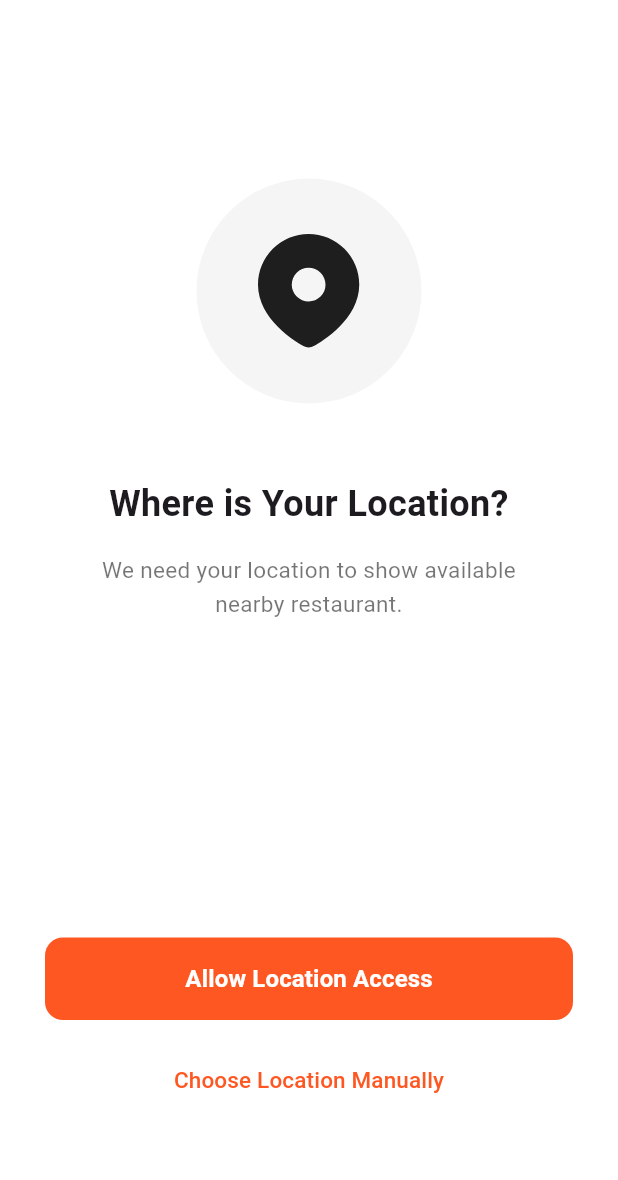
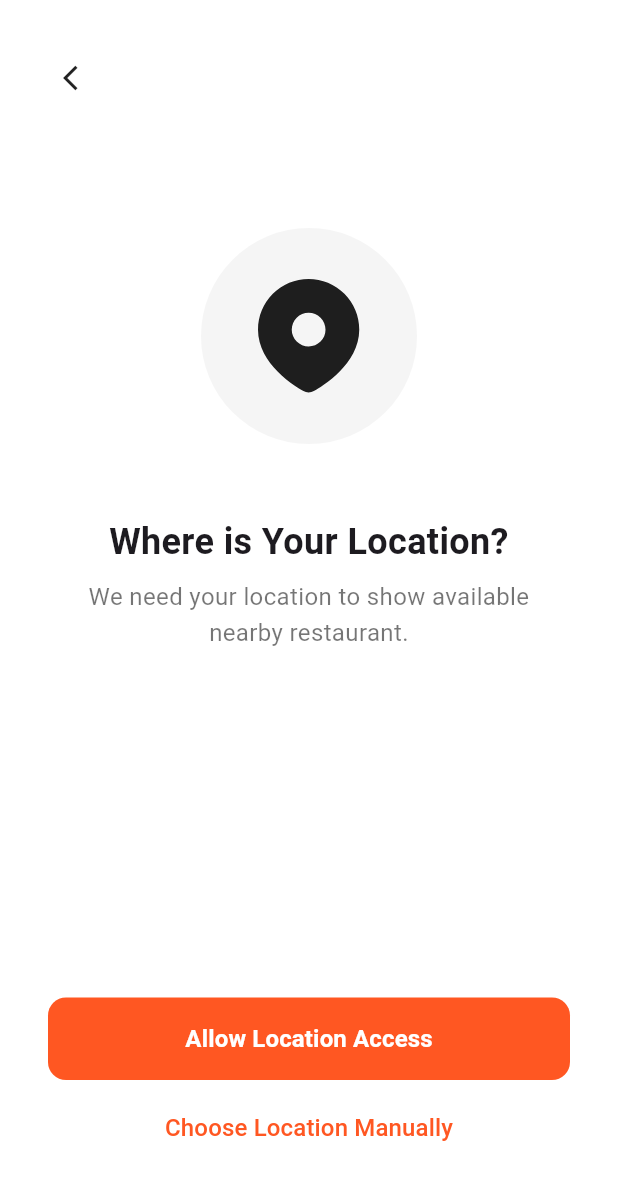
Before and after one commit to akhmaddakhir/aplikasi_teman_resto, a Flutter app: the LocationPermissionPage screen opened by its route, on a phone screen of 412 x 824 dp. Shown: the top 1180 px of the screen. Run offline on Flutter 3.47's test engine with Material 3 defaults, Android fonts, the phone set to English and light mode, and no system bars; our stand-ins replace flutter_svg, google_fonts.

Commit message:
adjust font sizes and layout for onboarding and password pages

```diff
--- a/lib/pages/auth/forgot_password_page.dart
+++ b/lib/pages/auth/forgot_password_page.dart
@@ -104,7 +104,7 @@ class _ForgotPasswordPageState extends State<ForgotPasswordPage> {
                             'Forgot Password?',
                             textAlign: TextAlign.center,
                             style: TextStyle(
-                              fontSize: 32,
+                              fontSize: 24,
                               fontWeight: FontWeight.bold,
                             ),
                           ),
@@ -405,7 +405,7 @@ class _OtpVerificationPageState extends State<OtpVerificationPage> {
                           'Check your email',
                           textAlign: TextAlign.center,
                           style: TextStyle(
-                            fontSize: 32,
+                            fontSize: 24,
                             fontWeight: FontWeight.bold,
                           ),
                         ),
@@ -637,7 +637,7 @@ class ResetPasswordSuccessPage extends StatelessWidget {
                 'Password Reset\nSuccessful!',
                 textAlign: TextAlign.center,
                 style: TextStyle(
-                  fontSize: 32,
+                  fontSize: 24,
                   fontWeight: FontWeight.bold,
                   height: 1.3,
                 ),
--- a/lib/pages/onboarding/complete_profile_page.dart
+++ b/lib/pages/onboarding/complete_profile_page.dart
@@ -63,7 +63,7 @@ class _CompleteProfilePageState extends State<CompleteProfilePage> {
                       'Complete Your Profile',
                       textAlign: TextAlign.center,
                       style: TextStyle(
-                        fontSize: 32,
+                        fontSize: 24,
                         fontWeight: FontWeight.bold,
                         color: Colors.black,
                       ),
--- a/lib/pages/onboarding/location_permission_page.dart
+++ b/lib/pages/onboarding/location_permission_page.dart
@@ -5,8 +5,7 @@ class LocationPermissionPage extends StatefulWidget {
   const LocationPermissionPage({Key? key}) : super(key: key);
 
   @override
-  State<LocationPermissionPage> createState() =>
-      _LocationPermissionPageState();
+  State<LocationPermissionPage> createState() => _LocationPermissionPageState();
 }
 
 class _LocationPermissionPageState extends State<LocationPermissionPage> {
@@ -34,16 +33,35 @@ class _LocationPermissionPageState extends State<LocationPermissionPage> {
       backgroundColor: Colors.white,
       body: SafeArea(
         child: Padding(
-          padding: const EdgeInsets.all(30.0),
+          padding: const EdgeInsets.fromLTRB(32, 0, 32, 48),
           child: Column(
             mainAxisAlignment: MainAxisAlignment.center,
             children: [
-              const Spacer(),
+              const SizedBox(height: 32),
+
+              Row(
+                children: [
+                  InkWell(
+                    borderRadius: BorderRadius.circular(20),
+                    onTap: () => Navigator.pop(context),
+                    child: const SizedBox(
+                      width: 40,
+                      height: 40,
+                      child: Icon(
+                        Icons.arrow_back_ios,
+                        size: 20,
+                      ),
+                    ),
+                  ),
+                ],
+              ),
+
+              const SizedBox(height: 80),
 
               /// ICON
               Container(
-                width: 150,
-                height: 150,
+                width: 144,
+                height: 144,
                 decoration: BoxDecoration(
                   color: Colors.grey[100],
                   shape: BoxShape.circle,
@@ -56,7 +74,7 @@ class _LocationPermissionPageState extends State<LocationPermissionPage> {
                 ),
               ),
 
-              const SizedBox(height: 50),
+              const SizedBox(height: 48),
 
               /// TITLE
               const Text(
@@ -68,20 +86,19 @@ class _LocationPermissionPageState extends State<LocationPermissionPage> {
                 textAlign: TextAlign.center,
               ),
 
-              const SizedBox(height: 16),
+              const SizedBox(height: 8),
 
-              /// SUBTITLE
               const Text(
                 'We need your location to show available\nnearby restaurant.',
                 style: TextStyle(
-                  fontSize: 15,
+                  fontSize: 16,
                   color: Colors.black54,
                   height: 1.5,
                 ),
                 textAlign: TextAlign.center,
               ),
 
-              const SizedBox(height: 210),
+              const Spacer(),
 
               /// ALLOW LOCATION
               SizedBox(
@@ -114,7 +131,7 @@ class _LocationPermissionPageState extends State<LocationPermissionPage> {
                 ),
               ),
 
-              const SizedBox(height: 16),
+              const SizedBox(height: 8),
 
               /// CHOOSE MANUALLY (INI YANG TADI BUG)
               TextButton(
@@ -122,14 +139,13 @@ class _LocationPermissionPageState extends State<LocationPermissionPage> {
                 child: const Text(
                   'Choose Location Manually',
                   style: TextStyle(
-                    fontSize: 15,
+                    fontSize: 16,
                     color: Color(0xFFFF5722),
                     fontWeight: FontWeight.w500,
                   ),
                 ),
               ),
 
-              const SizedBox(height: 50),
             ],
           ),
         ),
--- a/lib/pages/onboarding/notification_permission_page.dart
+++ b/lib/pages/onboarding/notification_permission_page.dart
@@ -67,7 +67,6 @@ class NotificationPermissionPage extends StatelessWidget {
                 textAlign: TextAlign.center,
               ),
 
-              // 👇 Spacer mendorong tombol ke bagian bawah
               const Spacer(),
 
               SizedBox(
```
